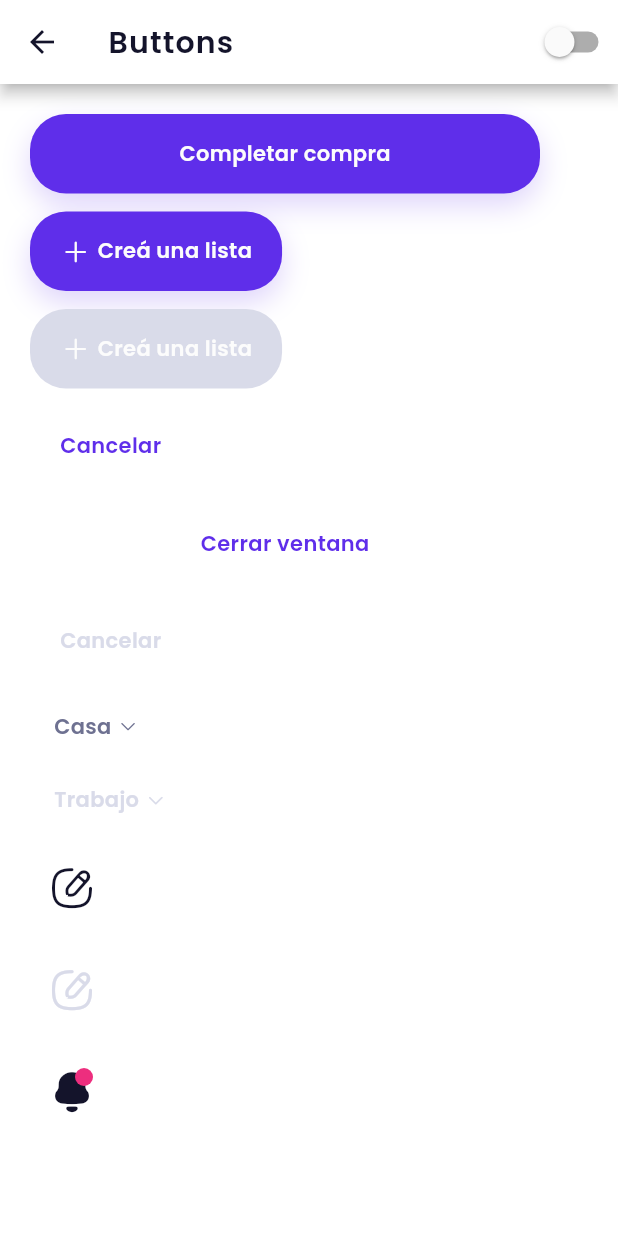
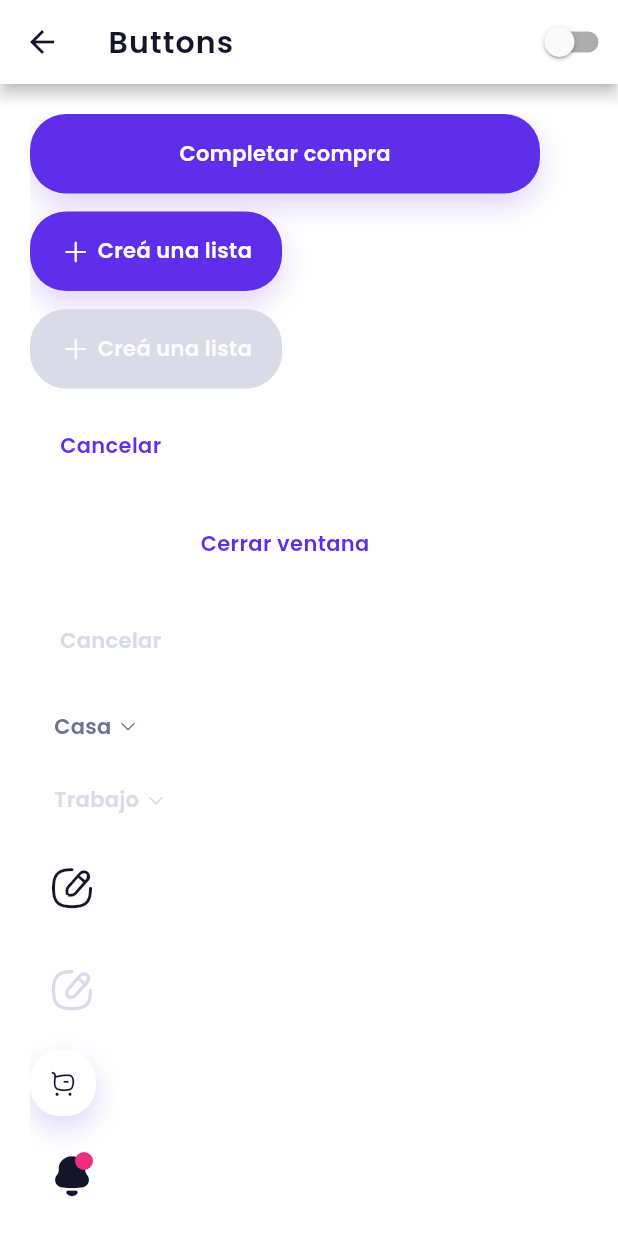
Before and after one commit to baratito/baratito_ui, a Flutter app: the screen it shows after launch, after a tap on "Buttons", on a phone screen of 412 x 824 dp. Run offline on Flutter 3.47's test engine with Material 2 defaults, Android fonts, the phone set to English and light mode, and no system bars; drawn by our look-alikes of auto_size_text; our stand-ins replace flutter_svg, shared_preferences.

Commit message:
✨ feat: add CircularIconButton

```diff
--- a/example/lib/buttons_view.dart
+++ b/example/lib/buttons_view.dart
@@ -21,9 +21,11 @@ class _ButtonsViewState extends State<ButtonsView> {
         padding: const EdgeInsets.all(20),
         child: Column(
           children: [
-            SingleChildScrollView(
-              child: Row(
-                children: [_buildContent(context)],
+            Expanded(
+              child: SingleChildScrollView(
+                child: Row(
+                  children: [_buildContent(context)],
+                ),
               ),
             ),
           ],
@@ -104,6 +106,13 @@ class _ButtonsViewState extends State<ButtonsView> {
         ),
         Padding(
           padding: const EdgeInsets.only(top: 12),
+          child: CircularIconButton(
+            icon: BaratitoIcons.buy,
+            onTap: () {},
+          ),
+        ),
+        Padding(
+          padding: const EdgeInsets.only(top: 12),
           child: NotificationsButton(
             onTap: () => setState(() {
               showNotificationIndicator = !showNotificationIndicator;
--- a/lib/src/ui/buttons/buttons.dart
+++ b/lib/src/ui/buttons/buttons.dart
@@ -1,3 +1,4 @@
+export 'circular_icon_button.dart';
 export 'flat_button_base.dart';
 export 'icon_action_button.dart';
 export 'notifications_button.dart';
--- /dev/null
+++ b/lib/src/ui/buttons/circular_icon_button.dart
@@ -0,0 +1,61 @@
+import 'package:flutter/material.dart';
+
+import 'package:baratito_ui/src/themes/theme_extension.dart';
+
+class CircularIconButton extends StatelessWidget {
+  final IconData icon;
+  final double? iconSize;
+  final VoidCallback? onTap;
+
+  CircularIconButton({
+    Key? key,
+    required this.icon,
+    this.iconSize,
+    this.onTap,
+  }) : super(key: key);
+
+  double get _iconSize => iconSize ?? 20.0;
+
+  @override
+  Widget build(BuildContext context) {
+    final hasOnTap = onTap != null;
+    final borderRadius = BorderRadius.circular(_iconSize);
+    return Container(
+      decoration: BoxDecoration(
+        borderRadius: borderRadius,
+        boxShadow: [
+          if (hasOnTap) context.theme.shadows.small,
+        ],
+      ),
+      child: Material(
+        color: context.theme.colors.background,
+        borderRadius: borderRadius,
+        child: InkWell(
+          highlightColor: context.theme.colors.iconAction.withOpacity(.2),
+          splashColor: context.theme.colors.iconAction.withOpacity(.05),
+          borderRadius: borderRadius,
+          onTap: onTap,
+          child: Padding(
+            padding: const EdgeInsets.all(12),
+            child: _buildContent(context),
+          ),
+        ),
+      ),
+    );
+  }
+
+  Widget _buildContent(BuildContext context) {
+    final hasOnTap = onTap != null;
+
+    final defaultColor = context.theme.colors.iconAction;
+    final disabledColor = context.theme.colors.disabled;
+
+    final iconColor = hasOnTap ? defaultColor : disabledColor;
+
+    return Icon(
+      icon,
+      color: iconColor,
+      size: _iconSize,
+    );
+  }
+}
```
